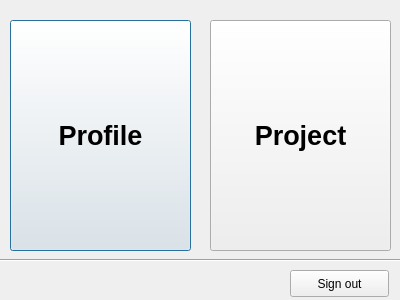
Before: the Qt Designer form d2/choosewindow.ui in forshakuras/3004, drawn with Qt 5.
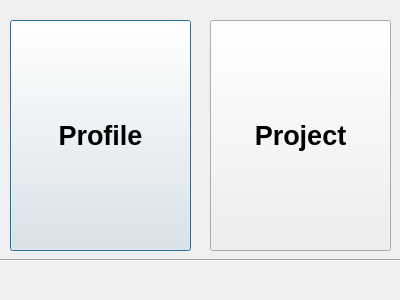
After: the same form once the commit is applied.

Commit message: removed sign up and log out buttons

Patch:
```diff
--- a/d2/choosewindow.ui
+++ b/d2/choosewindow.ui
@@ -53,19 +53,6 @@
     <string>Project</string>
    </property>
   </widget>
-  <widget class="QPushButton" name="signoutBUtton">
-   <property name="geometry">
-    <rect>
-     <x>290</x>
-     <y>270</y>
-     <width>99</width>
-     <height>27</height>
-    </rect>
-   </property>
-   <property name="text">
-    <string>Sign out</string>
-   </property>
-  </widget>
   <widget class="Line" name="line">
    <property name="geometry">
     <rect>
```
Left out of the diff: 19 changed lines with no effect on the pictures. The commit also changes 5 other files.
